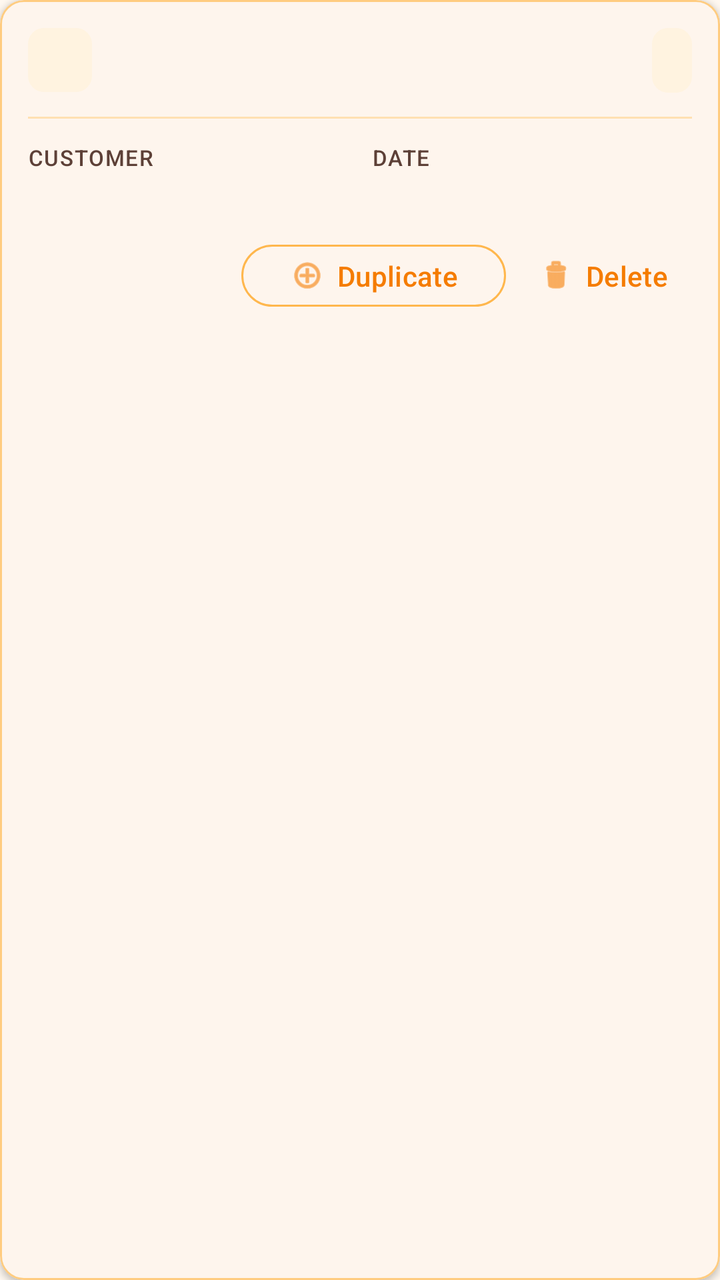
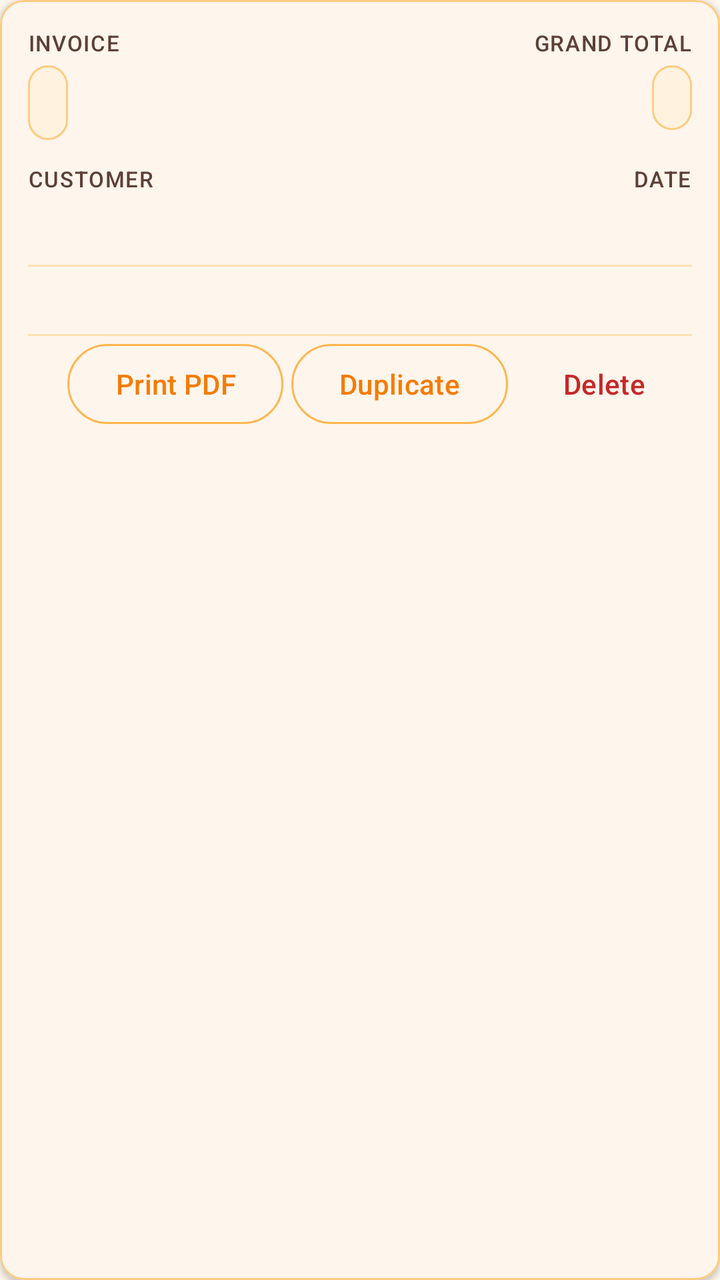

Two renders of the same Android screen: before a commit and after it. Below are the layout's source before the change and the commit's diff.
<!-- AndroidManifest.xml: application theme Theme.VikrSaathi -->
<!-- res/layout/item_bill_history.xml -->
<?xml version="1.0" encoding="utf-8"?>
<com.google.android.material.card.MaterialCardView xmlns:android="http://schemas.android.com/apk/res/android"
    xmlns:app="http://schemas.android.com/apk/res-auto"
    style="@style/VikrSaathiBillLineCard"
    android:layout_width="match_parent"
    android:layout_height="wrap_content"
    android:layout_marginHorizontal="2dp"
    android:layout_marginVertical="6dp"
    android:clickable="true"
    android:focusable="true"
    app:rippleColor="@color/ripple_subtle">

    <LinearLayout
        android:layout_width="match_parent"
        android:layout_height="wrap_content"
        android:orientation="vertical"
        android:padding="14dp">

        <LinearLayout
            android:layout_width="match_parent"
            android:layout_height="wrap_content"
            android:gravity="center_vertical"
            android:orientation="horizontal">

            <TextView
                android:id="@+id/textBillBadge"
                android:layout_width="wrap_content"
                android:layout_height="32dp"
                android:background="@drawable/bg_bill_line_badge"
                android:gravity="center"
                android:minWidth="32dp"
                android:paddingHorizontal="6dp"
                android:textColor="@color/text_accent"
                android:textSize="12sp"
                android:textStyle="bold" />

            <TextView
                android:id="@+id/textBillNumber"
                android:layout_width="0dp"
                android:layout_height="wrap_content"
                android:layout_marginStart="12dp"
                android:layout_weight="1"
                android:ellipsize="end"
                android:maxLines="2"
                android:textAppearance="?attr/textAppearanceTitleMedium"
                android:textColor="@color/text_primary_dark"
                android:textStyle="bold" />

            <TextView
                android:id="@+id/textBillTotal"
                android:layout_width="wrap_content"
                android:layout_height="wrap_content"
                android:layout_marginStart="8dp"
                android:background="@drawable/bg_bill_line_total"
                android:paddingHorizontal="10dp"
                android:paddingVertical="6dp"
                android:textColor="@color/text_accent"
                android:textSize="15sp"
                android:textStyle="bold" />
        </LinearLayout>

        <View
            android:layout_width="match_parent"
            android:layout_height="1dp"
            android:layout_marginTop="12dp"
            android:layout_marginBottom="12dp"
            android:background="@color/surface_divider" />

        <LinearLayout
            android:layout_width="match_parent"
            android:layout_height="wrap_content"
            android:baselineAligned="false"
            android:orientation="horizontal">

            <LinearLayout
                android:layout_width="0dp"
                android:layout_height="wrap_content"
                android:layout_marginEnd="6dp"
                android:layout_weight="1"
                android:orientation="vertical">

                <TextView
                    style="@style/VikrSaathiBillLineLabel"
                    android:layout_width="wrap_content"
                    android:layout_height="wrap_content"
                    android:text="@string/bill_customer" />

                <TextView
                    android:id="@+id/textBillCustomer"
                    android:layout_width="match_parent"
                    android:layout_height="wrap_content"
                    android:layout_marginTop="4dp"
                    android:textColor="@color/text_primary_dark"
                    android:textSize="15sp"
                    android:textStyle="bold" />
            </LinearLayout>

            <LinearLayout
                android:layout_width="0dp"
                android:layout_height="wrap_content"
                android:layout_marginStart="6dp"
                android:layout_weight="1"
                android:orientation="vertical">

                <TextView
                    style="@style/VikrSaathiBillLineLabel"
                    android:layout_width="wrap_content"
                    android:layout_height="wrap_content"
                    android:text="@string/bill_date" />

                <TextView
                    android:id="@+id/textBillDate"
                    android:layout_width="match_parent"
                    android:layout_height="wrap_content"
                    android:layout_marginTop="4dp"
                    android:textColor="@color/text_primary_dark"
                    android:textSize="15sp"
                    android:textStyle="bold" />
            </LinearLayout>
        </LinearLayout>

        <LinearLayout
            android:layout_width="match_parent"
            android:layout_height="wrap_content"
            android:layout_marginTop="8dp"
            android:gravity="end"
            android:orientation="horizontal">

            <com.google.android.material.button.MaterialButton
                android:id="@+id/buttonDuplicateBill"
                style="@style/Widget.Material3.Button.OutlinedButton"
                android:layout_width="wrap_content"
                android:layout_height="wrap_content"
                android:layout_marginEnd="4dp"
                android:minHeight="36dp"
                android:text="@string/duplicate"
                android:textColor="@color/text_accent_soft"
                app:icon="@android:drawable/ic_menu_add"
                app:iconGravity="textStart"
                app:iconPadding="6dp"
                app:iconSize="18dp"
                app:iconTint="@color/text_accent_soft"
                app:strokeColor="@color/stroke_button" />

            <com.google.android.material.button.MaterialButton
                android:id="@+id/buttonDeleteBill"
                style="@style/Widget.Material3.Button.TextButton"
                android:layout_width="wrap_content"
                android:layout_height="wrap_content"
                android:minHeight="36dp"
                android:text="@string/delete"
                android:textColor="@color/text_accent_soft"
                app:icon="@android:drawable/ic_menu_delete"
                app:iconGravity="textStart"
                app:iconPadding="6dp"
                app:iconSize="18dp"
                app:iconTint="@color/text_accent_soft" />
        </LinearLayout>
    </LinearLayout>
</com.google.android.material.card.MaterialCardView>
<!-- resources referenced by this layout -->
<resources>
  <color name="ripple_subtle">@color/orange_100</color>
  <color name="stroke_button">@color/orange_300</color>
  <color name="surface_divider">@color/orange_100</color>
  <color name="text_accent">@color/orange_800</color>
  <color name="text_accent_soft">@color/orange_700</color>
  <color name="text_primary_dark">#212121</color>
  <!-- drawable bg_bill_line_badge (drawable) -->
  <?xml version="1.0" encoding="utf-8"?>
  <shape xmlns:android="http://schemas.android.com/apk/res/android"
      android:shape="rectangle">
      <solid android:color="@color/surface_muted" />
      <corners android:radius="8dp" />
  </shape>
  <!-- drawable bg_bill_line_total (drawable) -->
  <?xml version="1.0" encoding="utf-8"?>
  <shape xmlns:android="http://schemas.android.com/apk/res/android"
      android:shape="rectangle">
      <solid android:color="@color/surface_muted" />
      <corners android:radius="8dp" />
  </shape>
  <string name="bill_customer">Customer</string>
  <string name="bill_date">Date</string>
  <string name="delete">Delete</string>
  <string name="duplicate">Duplicate</string>
  <style name="VikrSaathiBillLineCard" parent="Widget.Material3.CardView.Outlined">
          <item name="cardCornerRadius">12dp</item>
          <item name="cardElevation">2dp</item>
          <item name="strokeColor">?attr/colorOutline</item>
          <item name="strokeWidth">1dp</item>
          <item name="cardBackgroundColor">?attr/colorSurface</item>
      </style>
  <style name="VikrSaathiBillLineLabel">
          <item name="android:textAppearance">?attr/textAppearanceLabelSmall</item>
          <item name="android:textColor">?attr/colorOnSurfaceVariant</item>
          <item name="android:textAllCaps">true</item>
          <item name="android:letterSpacing">0.05</item>
      </style>
  <color name="orange_100">#FFE0B2</color>
  <color name="orange_300">#FFB74D</color>
  <color name="orange_800">#EF6C00</color>
  <color name="orange_700">#F57C00</color>
  <color name="surface_muted">@color/orange_50</color>
  <color name="orange_primary">#F57C00</color>
  <color name="orange_primary_dark">#E65100</color>
  <color name="orange_on_primary">#FFFFFF</color>
  <color name="orange_accent">#FFB74D</color>
  <color name="black">#FF000000</color>
  <color name="orange_900">#E65100</color>
  <color name="surface_card">#FFFFFF</color>
  <color name="orange_surface">#FFF8F0</color>
  <color name="text_secondary_dark">#5D4037</color>
  <color name="stroke_default">@color/orange_200</color>
  <color name="stroke_subtle">@color/orange_100</color>
  <style name="VikrSaathiSwitch" parent="Widget.Material3.CompoundButton.MaterialSwitch">
          <item name="thumbTint">@color/switch_thumb_tint</item>
          <item name="trackTint">@color/switch_track_tint</item>
          <item name="trackDecorationTint">@color/switch_track_decoration_tint</item>
      </style>
  <style name="VikrSaathiOutlinedButton" parent="Widget.Material3.Button.OutlinedButton">
          <item name="android:textColor">@color/button_outlined_text</item>
          <item name="strokeColor">@color/button_outlined_stroke</item>
      </style>
  <color name="orange_50">#FFF3E0</color>
  <color name="orange_200">#FFCC80</color>
  <!-- unchanged entries left out for length: 1 -->
</resources>

<!-- the commit's change to res/layout/item_bill_history.xml (unified diff, before → after) -->
@@ -19,112 +19,210 @@
         <LinearLayout
             android:layout_width="match_parent"
             android:layout_height="wrap_content"
-            android:gravity="center_vertical"
+            android:baselineAligned="false"
             android:orientation="horizontal">
 
+            <LinearLayout
+                android:layout_width="0dp"
+                android:layout_height="wrap_content"
+                android:layout_marginEnd="12dp"
+                android:layout_weight="1"
+                android:orientation="vertical">
+
+                <TextView
+                    style="@style/VikrSaathiBillLineLabel"
+                    android:layout_width="wrap_content"
+                    android:layout_height="wrap_content"
+                    android:text="@string/col_invoice" />
+
+                <TextView
+                    android:id="@+id/textBillNumber"
+                    android:layout_width="wrap_content"
+                    android:layout_height="wrap_content"
+                    android:layout_marginTop="4dp"
+                    android:background="@drawable/bg_history_value_box"
+                    android:ellipsize="end"
+                    android:maxLines="2"
+                    android:paddingHorizontal="10dp"
+                    android:paddingVertical="4dp"
+                    android:textAppearance="?attr/textAppearanceTitleLarge"
+                    android:textColor="@color/text_primary_dark"
+                    android:textStyle="bold" />
+            </LinearLayout>
+
+            <LinearLayout
+                android:layout_width="wrap_content"
+                android:layout_height="wrap_content"
+                android:gravity="end"
+                android:orientation="vertical">
+
+                <TextView
+                    style="@style/VikrSaathiBillLineLabel"
+                    android:layout_width="wrap_content"
+                    android:layout_height="wrap_content"
+                    android:layout_gravity="end"
+                    android:text="@string/bill_history_grand_total" />
+
+                <TextView
+                    android:id="@+id/textBillTotal"
+                    android:layout_width="wrap_content"
+                    android:layout_height="wrap_content"
+                    android:layout_gravity="end"
+                    android:layout_marginTop="4dp"
+                    android:background="@drawable/bg_history_value_box"
+                    android:paddingHorizontal="10dp"
+                    android:paddingVertical="4dp"
+                    android:textColor="@color/text_accent"
+                    android:textSize="18sp"
+                    android:textStyle="bold" />
+            </LinearLayout>
+        </LinearLayout>
+
+        <LinearLayout
+            android:layout_width="match_parent"
+            android:layout_height="wrap_content"
+            android:layout_marginTop="12dp"
+            android:baselineAligned="false"
+            android:orientation="horizontal">
+
+            <LinearLayout
+                android:layout_width="0dp"
+                android:layout_height="wrap_content"
+                android:layout_marginEnd="12dp"
+                android:layout_weight="1"
+                android:orientation="vertical">
+
+                <TextView
+                    style="@style/VikrSaathiBillLineLabel"
+                    android:layout_width="wrap_content"
+                    android:layout_height="wrap_content"
+                    android:text="@string/bill_customer" />
+
+                <TextView
+                    android:id="@+id/textBillCustomer"
+                    android:layout_width="match_parent"
+                    android:layout_height="wrap_content"
+                    android:layout_marginTop="2dp"
+                    android:ellipsize="end"
+                    android:maxLines="2"
+                    android:textColor="@color/text_primary_dark"
+                    android:textSize="16sp"
+                    android:textStyle="bold" />
+            </LinearLayout>
+
+            <LinearLayout
+                android:layout_width="0dp"
+                android:layout_height="wrap_content"
+                android:layout_weight="1"
+                android:gravity="end"
+                android:orientation="vertical">
+
+                <TextView
+                    style="@style/VikrSaathiBillLineLabel"
+                    android:layout_width="wrap_content"
+                    android:layout_height="wrap_content"
+                    android:layout_gravity="end"
+                    android:text="@string/bill_date" />
+
+                <TextView
+                    android:id="@+id/textBillDate"
+                    android:layout_width="match_parent"
+                    android:layout_height="wrap_content"
+                    android:layout_marginTop="2dp"
+                    android:gravity="end"
+                    android:textColor="@color/text_primary_dark"
+                    android:textSize="15sp" />
+            </LinearLayout>
+        </LinearLayout>
+
+        <LinearLayout
+            android:id="@+id/layoutPaymentMethod"
+            android:layout_width="match_parent"
+            android:layout_height="wrap_content"
+            android:layout_marginTop="12dp"
+            android:orientation="vertical"
+            android:visibility="gone">
+
             <TextView
-                android:id="@+id/textBillBadge"
-                android:layout_width="wrap_content"
-                android:layout_height="32dp"
-                android:background="@drawable/bg_bill_line_badge"
-                android:gravity="center"
-                android:minWidth="32dp"
-                android:paddingHorizontal="6dp"
-                android:textColor="@color/text_accent"
+                style="@style/VikrSaathiBillLineLabel"
+                android:layout_width="wrap_content"
+                android:layout_height="wrap_content"
+                android:text="@string/bill_history_payment_type" />
+
+            <TextView
+                android:id="@+id/textPaymentMethod"
+                android:layout_width="wrap_content"
+                android:layout_height="wrap_content"
+                android:layout_marginTop="4dp"
+                android:background="@drawable/bg_new_flag"
+                android:paddingHorizontal="8dp"
+                android:paddingVertical="3dp"
                 android:textSize="12sp"
                 android:textStyle="bold" />
-
-            <TextView
-                android:id="@+id/textBillNumber"
-                android:layout_width="0dp"
-                android:layout_height="wrap_content"
-                android:layout_marginStart="12dp"
-                android:layout_weight="1"
-                android:ellipsize="end"
-                android:maxLines="2"
-                android:textAppearance="?attr/textAppearanceTitleMedium"
-                android:textColor="@color/text_primary_dark"
-                android:textStyle="bold" />
-
-            <TextView
-                android:id="@+id/textBillTotal"
-                android:layout_width="wrap_content"
-                android:layout_height="wrap_content"
-                android:layout_marginStart="8dp"
-                android:background="@drawable/bg_bill_line_total"
-                android:paddingHorizontal="10dp"
-                android:paddingVertical="6dp"
-                android:textColor="@color/text_accent"
-                android:textSize="15sp"
-                android:textStyle="bold" />
-        </LinearLayout>
+        </LinearLayout>
+
+        <TextView
+            android:id="@+id/textPaymentStatus"
+            android:layout_width="match_parent"
+            android:layout_height="wrap_content"
+            android:layout_marginTop="8dp"
+            android:textSize="14sp"
+            android:visibility="gone" />
 
         <View
             android:layout_width="match_parent"
             android:layout_height="1dp"
             android:layout_marginTop="12dp"
-            android:layout_marginBottom="12dp"
             android:background="@color/surface_divider" />
 
-        <LinearLayout
-            android:layout_width="match_parent"
-            android:layout_height="wrap_content"
-            android:baselineAligned="false"
-            android:orientation="horizontal">
-
-            <LinearLayout
-                android:layout_width="0dp"
-                android:layout_height="wrap_content"
-                android:layout_marginEnd="6dp"
-                android:layout_weight="1"
-                android:orientation="vertical">
-
-                <TextView
-                    style="@style/VikrSaathiBillLineLabel"
-                    android:layout_width="wrap_content"
-                    android:layout_height="wrap_content"
-                    android:text="@string/bill_customer" />
-
-                <TextView
-                    android:id="@+id/textBillCustomer"
-                    android:layout_width="match_parent"
-                    android:layout_height="wrap_content"
-                    android:layout_marginTop="4dp"
-                    android:textColor="@color/text_primary_dark"
-                    android:textSize="15sp"
-                    android:textStyle="bold" />
-            </LinearLayout>
-
-            <LinearLayout
-                android:layout_width="0dp"
-                android:layout_height="wrap_content"
-                android:layout_marginStart="6dp"
-                android:layout_weight="1"
-                android:orientation="vertical">
-
-                <TextView
-                    style="@style/VikrSaathiBillLineLabel"
-                    android:layout_width="wrap_content"
-                    android:layout_height="wrap_content"
-                    android:text="@string/bill_date" />
-
-                <TextView
-                    android:id="@+id/textBillDate"
-                    android:layout_width="match_parent"
-                    android:layout_height="wrap_content"
-                    android:layout_marginTop="4dp"
-                    android:textColor="@color/text_primary_dark"
-                    android:textSize="15sp"
-                    android:textStyle="bold" />
-            </LinearLayout>
-        </LinearLayout>
-
-        <LinearLayout
-            android:layout_width="match_parent"
-            android:layout_height="wrap_content"
-            android:layout_marginTop="8dp"
+        <TextView
+            android:id="@+id/textItemsHeading"
+            android:layout_width="match_parent"
+            android:layout_height="wrap_content"
+            android:layout_marginTop="10dp"
+            android:textColor="@color/text_secondary_dark"
+            android:textSize="13sp"
+            android:textStyle="bold" />
+
+        <LinearLayout
+            android:id="@+id/layoutSaleLines"
+            android:layout_width="match_parent"
+            android:layout_height="wrap_content"
+            android:layout_marginTop="2dp"
+            android:orientation="vertical" />
+
+        <com.google.android.material.button.MaterialButton
+            android:id="@+id/buttonMoreItems"
+            style="@style/Widget.Material3.Button.TextButton"
+            android:layout_width="wrap_content"
+            android:layout_height="wrap_content"
+            android:minHeight="48dp"
+            android:paddingHorizontal="0dp"
+            android:textColor="@color/text_accent"
+            android:visibility="gone" />
+
+        <View
+            android:layout_width="match_parent"
+            android:layout_height="1dp"
+            android:layout_marginTop="4dp"
+            android:background="@color/surface_divider" />
+
+        <LinearLayout
+            android:layout_width="match_parent"
+            android:layout_height="wrap_content"
             android:gravity="end"
             android:orientation="horizontal">
+
+            <com.google.android.material.button.MaterialButton
+                android:id="@+id/buttonPrintBill"
+                style="@style/Widget.Material3.Button.OutlinedButton"
+                android:layout_width="wrap_content"
+                android:layout_height="wrap_content"
+                android:layout_marginEnd="4dp"
+                android:minHeight="48dp"
+                android:text="@string/print_pdf"
+                android:textColor="@color/text_accent_soft"
+                app:strokeColor="@color/stroke_button" />
 
             <com.google.android.material.button.MaterialButton
                 android:id="@+id/buttonDuplicateBill"
@@ -132,14 +230,9 @@
                 android:layout_width="wrap_content"
                 android:layout_height="wrap_content"
                 android:layout_marginEnd="4dp"
-                android:minHeight="36dp"
+                android:minHeight="48dp"
                 android:text="@string/duplicate"
                 android:textColor="@color/text_accent_soft"
-                app:icon="@android:drawable/ic_menu_add"
-                app:iconGravity="textStart"
-                app:iconPadding="6dp"
-                app:iconSize="18dp"
-                app:iconTint="@color/text_accent_soft"
                 app:strokeColor="@color/stroke_button" />
 
             <com.google.android.material.button.MaterialButton
@@ -147,14 +240,9 @@
                 style="@style/Widget.Material3.Button.TextButton"
                 android:layout_width="wrap_content"
                 android:layout_height="wrap_content"
-                android:minHeight="36dp"
+                android:minHeight="48dp"
                 android:text="@string/delete"
-                android:textColor="@color/text_accent_soft"
-                app:icon="@android:drawable/ic_menu_delete"
-                app:iconGravity="textStart"
-                app:iconPadding="6dp"
-                app:iconSize="18dp"
-                app:iconTint="@color/text_accent_soft" />
+                android:textColor="@color/balance_payable" />
         </LinearLayout>
     </LinearLayout>
 </com.google.android.material.card.MaterialCardView>
<!-- resource entries referenced after the edit -->
@@ -1,29 +1,20 @@
 <!-- resources referenced by this layout -->
 <resources>
+  <color name="balance_payable">#C62828</color>
   <color name="ripple_subtle">@color/orange_100</color>
   <color name="stroke_button">@color/orange_300</color>
   <color name="surface_divider">@color/orange_100</color>
   <color name="text_accent">@color/orange_800</color>
   <color name="text_accent_soft">@color/orange_700</color>
   <color name="text_primary_dark">#212121</color>
-  <!-- drawable bg_bill_line_badge (drawable) -->
-  <?xml version="1.0" encoding="utf-8"?>
-  <shape xmlns:android="http://schemas.android.com/apk/res/android"
-      android:shape="rectangle">
-      <solid android:color="@color/surface_muted" />
-      <corners android:radius="8dp" />
-  </shape>
-  <!-- drawable bg_bill_line_total (drawable) -->
-  <?xml version="1.0" encoding="utf-8"?>
-  <shape xmlns:android="http://schemas.android.com/apk/res/android"
-      android:shape="rectangle">
-      <solid android:color="@color/surface_muted" />
-      <corners android:radius="8dp" />
-  </shape>
   <string name="bill_customer">Customer</string>
   <string name="bill_date">Date</string>
+  <string name="bill_history_grand_total">Grand total</string>
+  <string name="bill_history_payment_type">Payment type</string>
+  <string name="col_invoice">Invoice</string>
   <string name="delete">Delete</string>
   <string name="duplicate">Duplicate</string>
+  <string name="print_pdf">Print PDF</string>
   <style name="VikrSaathiBillLineCard" parent="Widget.Material3.CardView.Outlined">
           <item name="cardCornerRadius">12dp</item>
           <item name="cardElevation">2dp</item>
@@ -51,6 +42,26 @@
   <color name="surface_card">#FFFFFF</color>
   <color name="orange_surface">#FFF8F0</color>
   <color name="text_secondary_dark">#5D4037</color>
+  <!-- drawable bg_history_value_box (drawable) -->
+  <?xml version="1.0" encoding="utf-8"?>
+  <shape xmlns:android="http://schemas.android.com/apk/res/android"
+      android:shape="rectangle">
+      <solid android:color="@color/surface_muted" />
+      <stroke
+          android:width="1dp"
+          android:color="@color/stroke_default" />
+      <corners android:radius="10dp" />
+  </shape>
+  <!-- drawable bg_new_flag (drawable) -->
+  <?xml version="1.0" encoding="utf-8"?>
+  <shape xmlns:android="http://schemas.android.com/apk/res/android"
+      android:shape="rectangle">
+      <solid android:color="@color/surface_muted" />
+      <stroke
+          android:width="1dp"
+          android:color="@color/stroke_button" />
+      <corners android:radius="12dp" />
+  </shape>
   <color name="stroke_default">@color/orange_200</color>
   <color name="stroke_subtle">@color/orange_100</color>
   <style name="VikrSaathiSwitch" parent="Widget.Material3.CompoundButton.MaterialSwitch">
